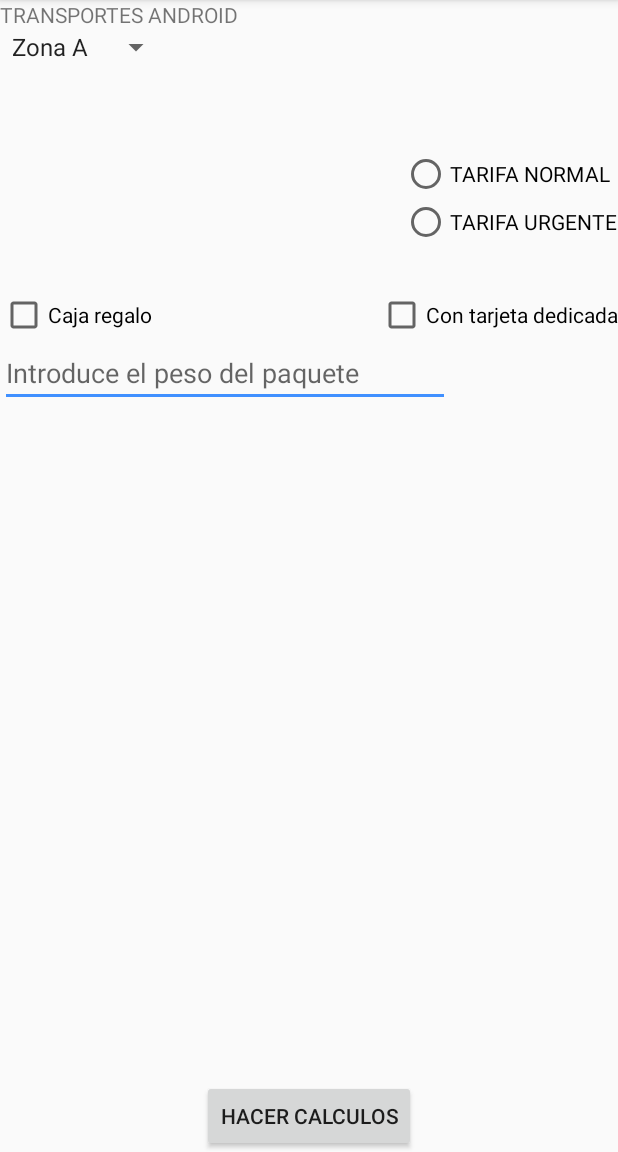
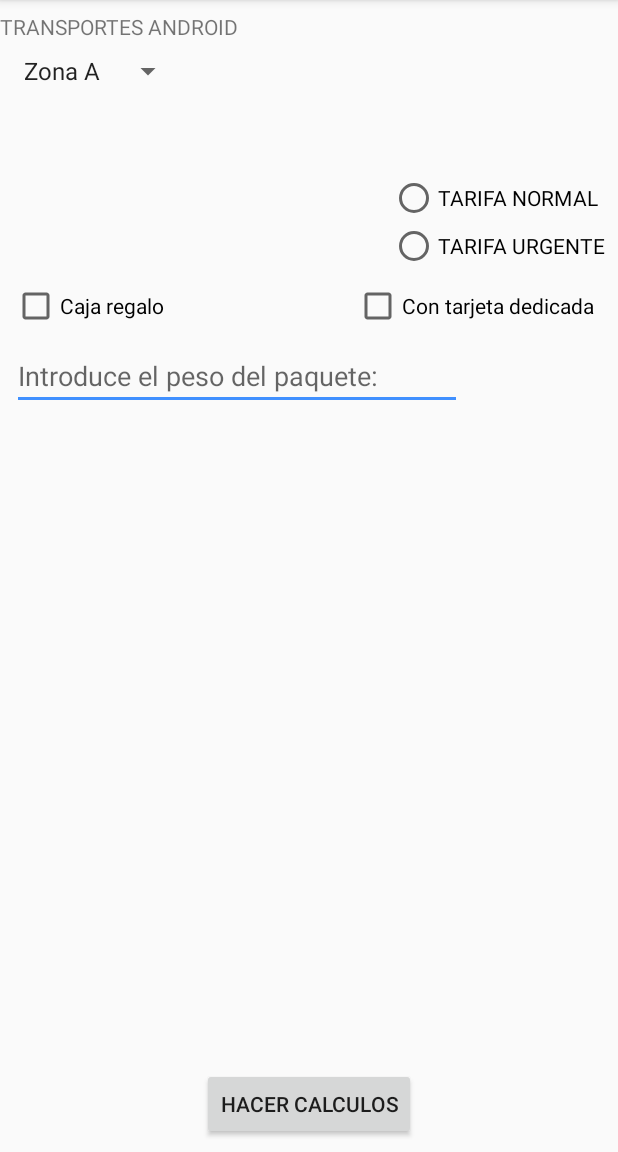
Before and after one commit to juanminm/dam2-pmm, an Android app: the screen it shows after launch (MainActivity), on a phone screen of 412 x 824 dp, the part 84-1236 px from its top. Run offline under Robolectric (Android 15) with nearby library versions, the phone set to English and light mode, and no system bars.

Commit message:
Fix layout, strings and switch-case logic

```diff
--- a/PruebaExamen/app/src/main/java/org/institutoserpis/juanminm/pruebaexamen/MainActivity.java
+++ b/PruebaExamen/app/src/main/java/org/institutoserpis/juanminm/pruebaexamen/MainActivity.java
@@ -84,13 +84,13 @@ public class MainActivity extends AppCompatActivity {
         // Obtener la tarifa
         switch(tarifaRGroup.getCheckedRadioButtonId()) {
             case R.id.activity_main_rb_tarifa_normal:
+                tarifa = 0;
+                break;
+            case R.id.activity_main_rb_tarifa_urgente:
                 tarifa = 1;
                 break;
-            case R.id.activity_main_rb_tarifa_urgente:
-                tarifa = 2;
-                break;
             default:
-                tarifa = 1;
+                tarifa = 0;
         }
 
         // Obtener si tendra caja, targeta o ambas
--- a/PruebaExamen/app/src/main/res/layout/activity_main.xml
+++ b/PruebaExamen/app/src/main/res/layout/activity_main.xml
@@ -1,5 +1,5 @@
 <?xml version="1.0" encoding="utf-8"?>
-<RelativeLayout xmlns:android="http://schemas.android.com/apk/res/android"
+<android.support.constraint.ConstraintLayout xmlns:android="http://schemas.android.com/apk/res/android"
     xmlns:app="http://schemas.android.com/apk/res-auto"
     xmlns:tools="http://schemas.android.com/tools"
     android:layout_width="match_parent"
@@ -10,41 +10,60 @@
         android:id="@+id/activity_main_tv_titulo"
         android:layout_width="wrap_content"
         android:layout_height="wrap_content"
+        android:layout_marginTop="8dp"
         android:text="@string/activity_main_transportes_android"
-        app:layout_constraintBottom_toBottomOf="parent"
         app:layout_constraintLeft_toLeftOf="parent"
-        app:layout_constraintRight_toRightOf="parent"
         app:layout_constraintTop_toTopOf="parent" />
 
     <Spinner
         android:id="@+id/activity_main_sp_zona"
         android:layout_width="wrap_content"
         android:layout_height="wrap_content"
-        android:layout_below="@id/activity_main_tv_titulo" />
+        android:layout_below="@id/activity_main_tv_titulo"
+        android:layout_marginStart="8dp"
+        android:layout_marginTop="8dp"
+        app:layout_constraintStart_toStartOf="parent"
+        app:layout_constraintTop_toBottomOf="@+id/activity_main_tv_titulo"
+        android:layout_marginLeft="8dp" />
 
     <ImageView
         android:id="@+id/activity_main_iv_logo"
         android:layout_width="100dp"
         android:layout_height="100dp"
+        android:layout_alignParentRight="true"
         android:layout_alignParentTop="true"
-        android:layout_alignParentRight="true" />
+        android:layout_marginEnd="8dp"
+        android:layout_marginTop="8dp"
+        app:layout_constraintEnd_toEndOf="parent"
+        app:layout_constraintTop_toTopOf="parent"
+        android:layout_marginRight="8dp"
+        android:layout_alignParentEnd="true"
+        android:contentDescription="@string/activity_main_logo"/>
 
     <RadioGroup
         android:id="@+id/activity_main_rg_tarifa"
         android:layout_width="wrap_content"
         android:layout_height="wrap_content"
+        android:layout_alignParentRight="true"
         android:layout_below="@+id/activity_main_iv_logo"
-        android:layout_alignParentRight="true">
+        android:layout_marginEnd="8dp"
+        android:layout_marginTop="8dp"
+        app:layout_constraintEnd_toEndOf="parent"
+        app:layout_constraintTop_toBottomOf="@+id/activity_main_iv_logo"
+        android:layout_marginRight="8dp"
+        android:layout_alignParentEnd="true">
+
         <RadioButton
             android:id="@+id/activity_main_rb_tarifa_normal"
             android:layout_width="wrap_content"
             android:layout_height="wrap_content"
-            android:text="@string/activity_main_tarifa_normal"/>
+            android:text="@string/activity_main_tarifa_normal" />
+
         <RadioButton
             android:id="@+id/activity_main_rb_tarifa_urgente"
             android:layout_width="wrap_content"
             android:layout_height="wrap_content"
-            android:text="@string/activity_main_tarifa_urgente"/>
+            android:text="@string/activity_main_tarifa_urgente" />
     </RadioGroup>
 
     <CheckBox
@@ -53,31 +72,52 @@
         android:layout_height="wrap_content"
         android:layout_alignParentLeft="true"
         android:layout_below="@id/activity_main_rg_tarifa"
-        android:layout_marginTop="30dp"
-        android:text="@string/activity_main_caja_regalo"/>
+        android:layout_marginStart="8dp"
+        android:layout_marginTop="8dp"
+        android:text="@string/activity_main_caja_regalo"
+        app:layout_constraintStart_toStartOf="parent"
+        app:layout_constraintTop_toBottomOf="@+id/activity_main_rg_tarifa"
+        android:layout_marginLeft="8dp"
+        android:layout_alignParentStart="true" />
 
     <CheckBox
         android:id="@+id/activity_main_cb_tarjeta"
         android:layout_width="wrap_content"
         android:layout_height="wrap_content"
+        android:layout_alignBaseline="@+id/activity_main_cb_caja"
         android:layout_alignParentRight="true"
-        android:layout_alignBaseline="@+id/activity_main_cb_caja"
-        android:text="@string/activity_main_con_tarjeta" />
+        android:layout_marginEnd="16dp"
+        android:text="@string/activity_main_con_tarjeta"
+        app:layout_constraintBaseline_toBaselineOf="@+id/activity_main_cb_caja"
+        app:layout_constraintEnd_toEndOf="parent"
+        android:layout_marginRight="16dp"
+        android:layout_alignParentEnd="true" />
 
     <EditText
         android:id="@+id/activity_main_et_peso_paquete"
         android:layout_width="300dp"
         android:layout_height="wrap_content"
         android:layout_below="@id/activity_main_cb_caja"
+        android:layout_marginStart="8dp"
+        android:layout_marginTop="8dp"
         android:hint="@string/activity_main_introducir_peso"
-        android:inputType="number|numberSigned|numberDecimal" />
+        android:inputType="number|numberSigned|numberDecimal"
+        app:layout_constraintStart_toStartOf="parent"
+        app:layout_constraintTop_toBottomOf="@+id/activity_main_cb_caja"
+        android:layout_marginLeft="8dp" />
 
     <Button
         android:id="@+id/activity_main_btn_calcular"
         android:layout_width="wrap_content"
         android:layout_height="wrap_content"
+        android:layout_alignParentBottom="true"
         android:layout_centerInParent="true"
-        android:layout_alignParentBottom="true"
-        android:text="@string/activity_main_hacer_calculos" />
+        android:layout_marginBottom="8dp"
+        android:layout_marginEnd="8dp"
+        android:layout_marginStart="8dp"
+        android:text="@string/activity_main_hacer_calculos"
+        app:layout_constraintBottom_toBottomOf="parent"
+        app:layout_constraintEnd_toEndOf="parent"
+        app:layout_constraintStart_toStartOf="parent" />
 
-</RelativeLayout>
+</android.support.constraint.ConstraintLayout>
--- a/PruebaExamen/app/src/main/res/values/strings.xml
+++ b/PruebaExamen/app/src/main/res/values/strings.xml
@@ -1,5 +1,6 @@
 <resources>
     <string name="app_name">PruebaExamen</string>
+    <string name="activity_main_logo">Logo</string>
     <string name="activity_main_transportes_android">TRANSPORTES ANDROID</string>
     <string name="activity_main_zona_a">Zona A</string>
     <string name="activity_main_zona_b">Zona B</string>
@@ -8,16 +9,16 @@
     <string name="activity_main_tarifa_urgente">TARIFA URGENTE</string>
     <string name="activity_main_caja_regalo">Caja regalo</string>
     <string name="activity_main_con_tarjeta">Con tarjeta dedicada</string>
-    <string name="activity_main_introducir_peso">Introduce el peso del paquete</string>
+    <string name="activity_main_introducir_peso">Introduce el peso del paquete:</string>
     <string name="activity_main_hacer_calculos">HACER CALCULOS</string>
-    <string name="activity_resultado_peso">Peso: %sKg</string>
-    <string name="activity_resultado_zona">Zona: %s</string>
+    <string name="activity_resultado_peso">Peso: %fKg.</string>
+    <string name="activity_resultado_zona">Zona: %s.</string>
     <string name="activity_resultado_zona_a">A (Asia/Oceanía)</string>
     <string name="activity_resultado_zona_b">B (América/África)</string>
     <string name="activity_resultado_zona_c">C (Europa)</string>
-    <string name="activity_resultado_tarifa">Tarifa: %s</string>
     <string name="activity_resultado_decoracion">Decoración: Con %s</string>
+    <string name="activity_resultado_tarifa">Tarifa: %s.</string>
     <string name="activity_resultado_decoracion_regalo">caja regalo</string>
     <string name="activity_resultado_decoracion_dedicatoria">dedicatoria</string>
-    <string name="activity_resultado_coste">COSTE FINAL: %s</string>
+    <string name="activity_resultado_coste">COSTE FINAL: %s.</string>
 </resources>
```
